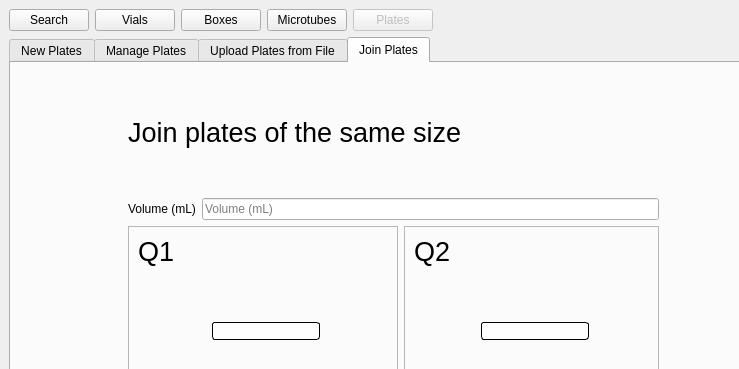
Old version of the form frontend/assets/plateswindow.ui in the repository dahlbma/cello; both pictures show x 0 to 739 and y 0 to 369 of the 1257 by 810 pixel window.
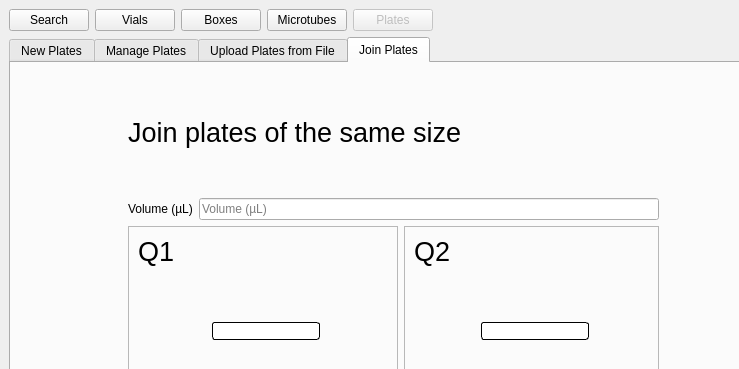
New version of the form. The open tabs and pages were chosen to show the change. Icons and pictures are not drawn.

Commit message: fix arrow icon import

Diff of the .ui file:
```diff
--- a/frontend/assets/plateswindow.ui
+++ b/frontend/assets/plateswindow.ui
@@ -1584,7 +1584,7 @@
                </sizepolicy>
               </property>
               <property name="text">
-               <string>Volume (mL)</string>
+               <string>Volume (µL)</string>
               </property>
              </widget>
             </item>
@@ -1604,7 +1604,7 @@
 }</string>
               </property>
               <property name="placeholderText">
-               <string>Volume (mL)</string>
+               <string>Volume (µL)</string>
               </property>
               <property name="state" stdset="0">
                <string>base</string>
```
Left out of the diff: 14 changed lines with no effect on the pictures. The commit also changes 1 other file.
